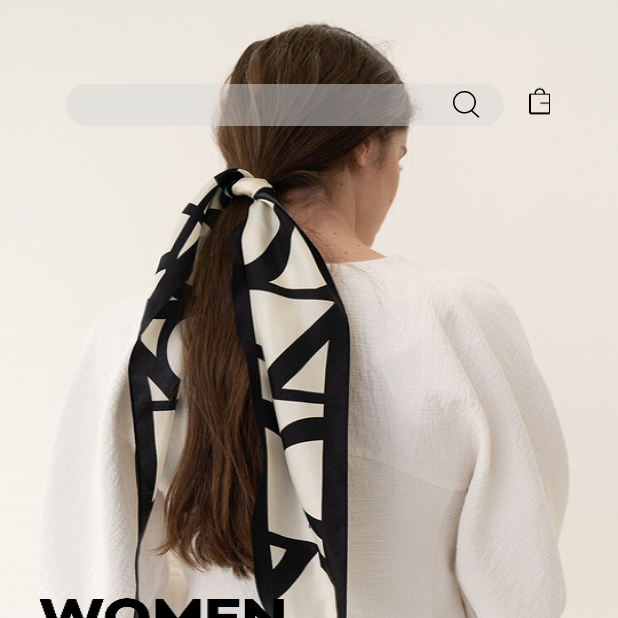
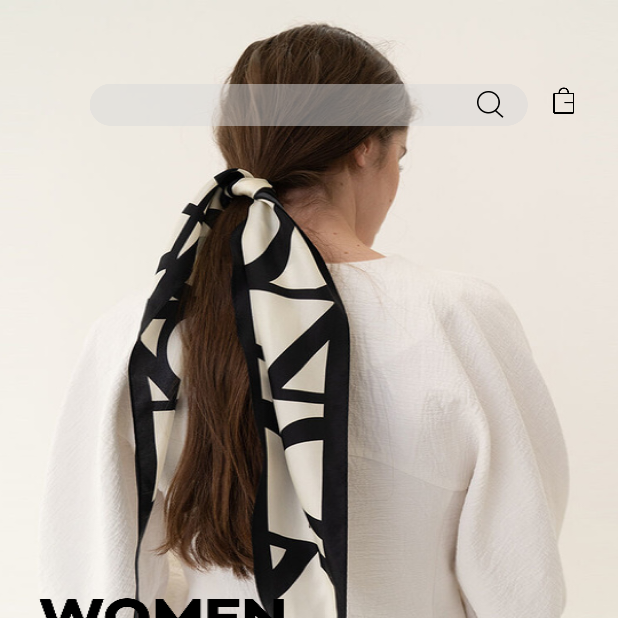
Before and after one commit to SOPT27thDesignSeminar3/29cm_Android, an Android app: the screen it shows after launch (MainActivity), item 2 of the bottom bar chosen, on a phone screen of 412 x 824 dp, the top half of it. Run offline under Robolectric (Android 15) with nearby library versions, the phone set to English and light mode, and no system bars.

Commit message:
Feat : implement scrollView

```diff
--- a/29cm_Android/app/src/main/res/layout/fragment_shop.xml
+++ b/29cm_Android/app/src/main/res/layout/fragment_shop.xml
@@ -5,6 +5,20 @@
     xmlns:tools="http://schemas.android.com/tools"
     android:layout_width="match_parent"
     android:layout_height="match_parent">
+
+    <ScrollView
+        android:layout_width="0dp"
+        android:layout_height="0dp"
+        app:layout_constraintTop_toTopOf="parent"
+        app:layout_constraintBottom_toBottomOf="parent"
+        app:layout_constraintStart_toStartOf="parent"
+        app:layout_constraintEnd_toEndOf="parent" >
+
+        <androidx.constraintlayout.widget.ConstraintLayout
+            android:layout_width="match_parent"
+            android:layout_height="wrap_content"
+            app:layout_constraintTop_toTopOf="parent"
+            app:layout_constraintStart_toStartOf="parent" >
 
             <ImageView
                 android:id="@+id/img_title"
@@ -16,25 +30,18 @@
                 app:layout_constraintEnd_toEndOf="parent"
                 tools:ignore="ContentDescription" />
 
-    <androidx.constraintlayout.widget.ConstraintLayout
-        android:layout_width="wrap_content"
-        android:layout_height="wrap_content"
-        android:layout_marginTop="56dp"
-        app:layout_constraintTop_toTopOf="parent"
-        app:layout_constraintStart_toStartOf="parent"
-        app:layout_constraintEnd_toEndOf="parent">
-
             <EditText
                 android:id="@+id/et_search"
                 android:layout_width="wrap_content"
                 android:layout_height="wrap_content"
-            android:layout_marginStart="16dp"
+                android:layout_marginTop="56dp"
                 android:paddingHorizontal="16dp"
                 android:drawableEnd="@drawable/ic_search_black"
                 android:inputType="text"
                 android:background="@drawable/search_field"
                 app:layout_constraintTop_toTopOf="parent"
                 app:layout_constraintStart_toStartOf="parent"
+                app:layout_constraintEnd_toEndOf="parent"
                 android:importantForAutofill="no"
                 tools:ignore="LabelFor" />
 
@@ -46,7 +53,6 @@
                 app:layout_constraintBottom_toBottomOf="@id/et_search"
                 app:layout_constraintStart_toEndOf="@id/et_search"
                 tools:ignore="ContentDescription" />
-    </androidx.constraintlayout.widget.ConstraintLayout>
 
             <androidx.constraintlayout.widget.ConstraintLayout
                 android:id="@+id/layout_clothes"
@@ -95,6 +101,7 @@
             </androidx.constraintlayout.widget.ConstraintLayout>
 
             <androidx.recyclerview.widget.RecyclerView
+                android:id="@+id/rv_clothes"
                 android:layout_width="0dp"
                 android:layout_height="wrap_content"
                 android:paddingStart="16dp"
@@ -105,5 +112,6 @@
                 app:layout_constraintStart_toStartOf="parent"
                 app:layout_constraintEnd_toEndOf="parent"
                 tools:listitem="@layout/item_clothes" />
-
         </androidx.constraintlayout.widget.ConstraintLayout>
+    </ScrollView>
+</androidx.constraintlayout.widget.ConstraintLayout>
```
Lines whose indentation alone changed are shown as unchanged.
